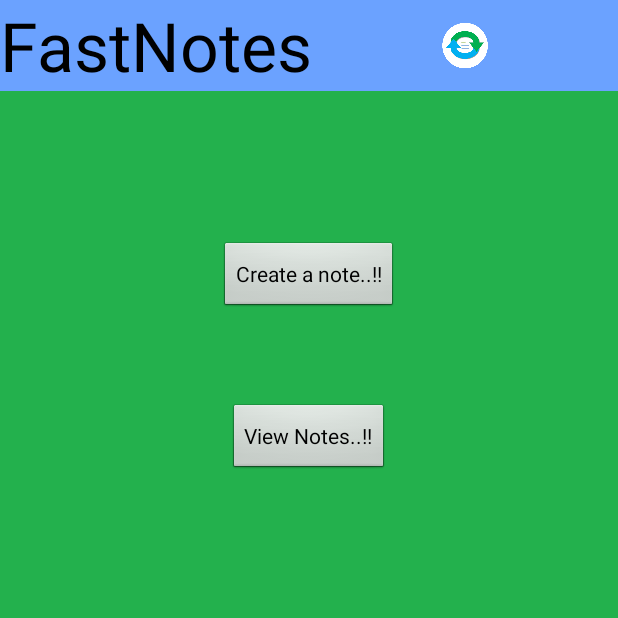
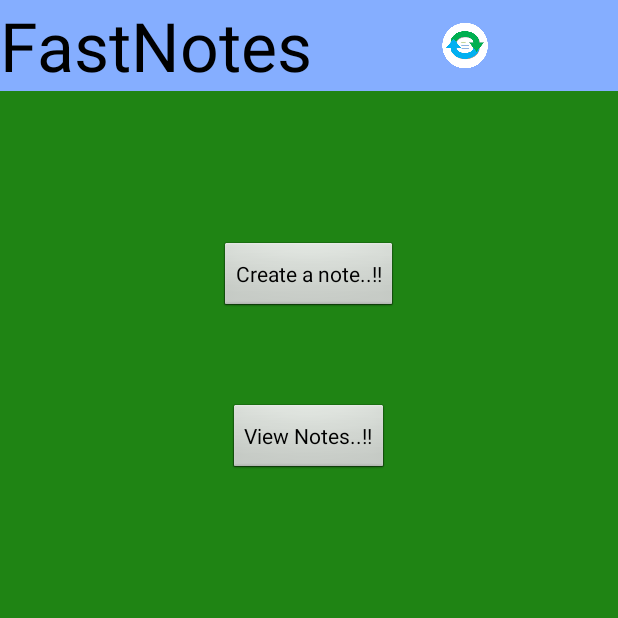
Before and after one commit to nareshbalajia/FastNotes, an Android app: the screen it shows after launch (FirstActivity), on a phone screen of 412 x 824 dp, the top half of it. Run offline under Robolectric (Android 15) with nearby library versions, the phone set to English and light mode, and no system bars.

Commit message:
latest commit

```diff
--- a/app/src/main/res/layout/activity_first.xml
+++ b/app/src/main/res/layout/activity_first.xml
@@ -2,14 +2,13 @@
     xmlns:tools="http://schemas.android.com/tools" android:layout_width="match_parent"
     android:layout_height="match_parent"
     android:orientation="vertical"
-    tools:context="com.naresh.fastnotes.FirstActivity"
-    android:background="@drawable/bg1">
+    tools:context="com.naresh.fastnotes.FirstActivity">
 
     <LinearLayout
         android:orientation="horizontal"
         android:layout_width="match_parent"
         android:layout_height="wrap_content"
-        android:background="#ff6ba2ff">
+        android:background="#ff85aeff">
 
         <TextView
             android:layout_width="wrap_content"
@@ -36,7 +35,8 @@
     <LinearLayout
         android:orientation="vertical"
         android:layout_width="match_parent"
-        android:layout_height="match_parent">
+        android:layout_height="match_parent"
+        android:background="#a530cd1f">
 
         <Button
             android:layout_width="wrap_content"
--- a/app/src/main/res/layout/activity_get_notes.xml
+++ b/app/src/main/res/layout/activity_get_notes.xml
@@ -1,14 +1,14 @@
 <LinearLayout xmlns:android="http://schemas.android.com/apk/res/android"
     xmlns:tools="http://schemas.android.com/tools" android:layout_width="match_parent"
-    android:layout_height="match_parent"
-    android:background="@drawable/bg1">
+    android:layout_height="match_parent">
 
 
     <LinearLayout
         android:orientation="vertical"
         android:layout_width="match_parent"
         android:layout_height="match_parent"
-        android:weightSum="1">
+        android:weightSum="1"
+        android:background="#A530CD1F">
 
         <TextView
             android:layout_width="match_parent"
--- a/app/src/main/res/layout/activity_main.xml
+++ b/app/src/main/res/layout/activity_main.xml
@@ -1,7 +1,7 @@
 <LinearLayout xmlns:android="http://schemas.android.com/apk/res/android"
     xmlns:tools="http://schemas.android.com/tools" android:layout_width="match_parent"
     android:layout_height="match_parent"
-    android:background="@drawable/bg2">
+    android:background="#ff85aeff">
 
     <ListView
         android:id="@android:id/list"
--- a/app/src/main/res/layout/activity_view_note.xml
+++ b/app/src/main/res/layout/activity_view_note.xml
@@ -2,7 +2,7 @@
     xmlns:tools="http://schemas.android.com/tools" android:layout_width="match_parent"
     android:layout_height="match_parent"
     tools:context="com.naresh.fastnotes.ViewNote"
-    android:background="@drawable/bg2">
+    android:background="#ff85aeff">
 
 
     <TextView
```
